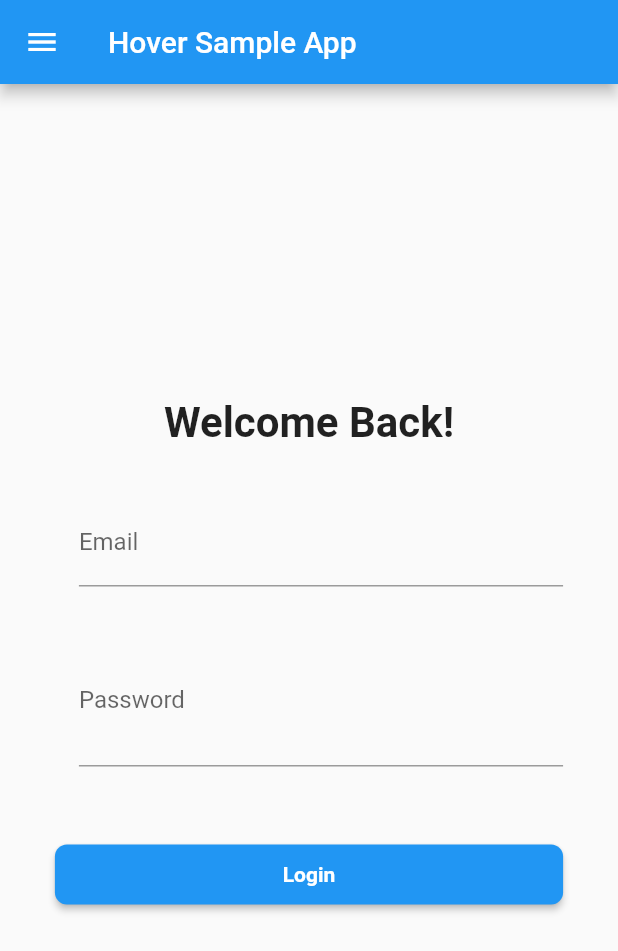
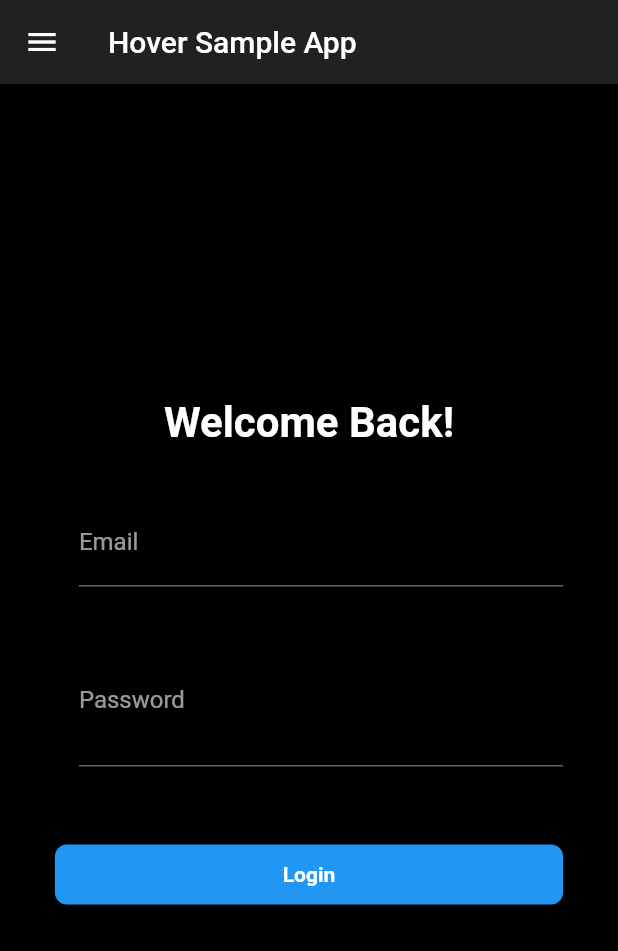
Before and after one commit to ernpao/hover, a Flutter app: the screen it shows after launch, after a tap on the "menu" icon, after a tap on "Login", on a phone screen of 412 x 824 dp. Shown: the top 951 px of the screen. Run offline on Flutter 3.47's test engine with Material 2 defaults, Android fonts, the phone set to English and light mode, and no system bars; our stand-ins replace shared_preferences; network calls fail.

Commit message:
Updated mechanism for handling themes. Added HoverPage properties for disabling global widgets per page.

```diff
--- a/example/lib/app/forms/login_form_example.dart
+++ b/example/lib/app/forms/login_form_example.dart
@@ -18,19 +18,7 @@ class LoginFormExample extends HoverPage {
                       "Sign in form submitted. Email: $email Password: $password");
                   Hover.router.navigateTo("/profile", context);
                 },
-                submitButtonColor: Colors.blue,
-                submitButtonTextColor: Colors.white,
               ),
-              // HoverSignInForm(
-              //   formName: "Sign in",
-              //   onSubmit: (email, password) {
-              //     print(
-              //         "Sign in form submitted. Email: $email Password: $password");
-              //     Hover.router.navigateTo("/profile", context);
-              //   },
-              //   submitButtonColor: Colors.blue,
-              //   submitButtonTextColor: Colors.white,
-              // ),
             ],
           ),
         ),
--- a/example/lib/app/forms/sign_up_form_example.dart
+++ b/example/lib/app/forms/sign_up_form_example.dart
@@ -21,8 +21,6 @@ class SignUpFormExample extends HoverPage {
                   Hover.showPlainSnackBar(context,
                       "Sign up form submitted. Email: $email Password: $password");
                 },
-                submitButtonColor: Colors.blue,
-                submitButtonTextColor: Colors.white,
                 requireLowercase: true,
                 requireUppercase: true,
                 requireSpecialCharacters: true,
--- a/example/lib/main.dart
+++ b/example/lib/main.dart
@@ -30,10 +30,10 @@ class HoverExample extends StatelessWidget {
         viewSplitterExample,
         profilePage,
       ],
-      themes: {
-        "light": ThemeData.light(),
-        "dark": ThemeData.dark(),
-      },
+      themes: [
+        HoverThemeData.dark,
+        HoverThemeData.light,
+      ],
       providers: [],
       appBarBuilder: _buildAppBar,
       drawerBuilder: _buildDrawer,
--- a/lib/src/framework/core/dependencies/global_widgets/hover_global_widgets.dart
+++ b/lib/src/framework/core/components/global_widgets/hover_global_widgets.dart
@@ -7,14 +7,24 @@ class HoverGlobalWidgets {
   HoverGlobalWidgets({
     this.appBarBuilder,
     this.drawerBuilder,
-    this.floatingActionButtonBuilder,
+    this.fabBuilder,
   });
+
+  /// Builder for the app bar that will be displayed
+  /// on all app pages.
   final Widget Function(BuildContext)? appBarBuilder;
+
+  /// Builder for the drawer that will be displayed
+  /// on all app pages.
   final Widget Function(BuildContext)? drawerBuilder;
-  final Widget Function(BuildContext)? floatingActionButtonBuilder;
+
+  /// Builder for the floating action button that will be displayed
+  /// on all app pages.
+  final Widget Function(BuildContext)? fabBuilder;
 }
 
+/// Provider class used by
 class HoverGlobalWidgetsProvider extends Provider<HoverGlobalWidgets> {
-  HoverGlobalWidgetsProvider(HoverGlobalWidgets? globalBuilders)
-      : super(create: (_) => globalBuilders!);
+  HoverGlobalWidgetsProvider(HoverGlobalWidgets globalBuilders)
+      : super(create: (_) => globalBuilders);
 }
--- a/lib/src/framework/core/dependencies/navigation/routing/hover_route.dart
+++ b/lib/src/framework/core/components/navigation/routing/hover_route.dart
@@ -2,5 +2,5 @@ import 'package:flutter/widgets.dart';
 
 abstract class HoverRoute extends StatelessWidget {
   String get routeName;
-  Widget regenerate(BuildContext context);
+  Widget generateRouteContent(BuildContext context);
 }
--- a/lib/src/framework/core/dependencies/navigation/routing/hover_router.dart
+++ b/lib/src/framework/core/components/navigation/routing/hover_router.dart
@@ -77,7 +77,7 @@ class HoverRouter implements HoverRoutingManager {
   Map<String, Widget Function(BuildContext)> buildRoutes() {
     final Map<String, Widget Function(BuildContext)> _routes = Map();
     for (HoverRoute page in routes) {
-      _routes[page.routeName] = (context) => page.regenerate(context);
+      _routes[page.routeName] = (context) => page.generateRouteContent(context);
     }
     return _routes;
   }
--- /dev/null
+++ b/lib/src/framework/core/components/theme/hover_theme_data.dart
@@ -0,0 +1,23 @@
+import 'package:flutter/material.dart';
+
+class HoverThemeData {
+  final String name;
+  final ThemeData data;
+
+  HoverThemeData({
+    required this.name,
+    required this.data,
+  });
+
+  static final dark = HoverThemeData(
+    name: "hover_dark",
+    data: ThemeData.dark().copyWith(
+      errorColor: Colors.orange,
+      backgroundColor: Colors.black,
+      scaffoldBackgroundColor: Colors.black,
+    ),
+  );
+
+  static final light =
+      HoverThemeData(name: "hover_light", data: ThemeData.light());
+}
--- /dev/null
+++ b/lib/src/framework/core/components/theme/hover_theme_settings.dart
@@ -0,0 +1,63 @@
+import 'package:flutter/material.dart';
+import 'package:provider/provider.dart';
+import 'package:shared_preferences/shared_preferences.dart';
+
+import 'hover_theme_data.dart';
+
+class HoverThemeSettings extends ChangeNotifier {
+  HoverThemeSettings({
+    required this.themes,
+  }) {
+    _currentTheme = initialTheme;
+  }
+
+  late final List<HoverThemeData> themes;
+  late HoverThemeData _currentTheme;
+
+  HoverThemeData get currentTheme => _currentTheme;
+  HoverThemeData get initialTheme => themes[0];
+
+  List<String> get themeNames => themes.map((t) => t.name).toList();
+
+  void setThemeByName(String themeName) async {
+    final sharedPreferences = await SharedPreferences.getInstance();
+    final theme = _getThemeByName(themeName);
+    if (theme != null) {
+      _currentTheme = theme;
+      await sharedPreferences.setString('theme', themeName);
+    } else {
+      print('Theme "$themeName" not found.');
+      print('Using theme "${initialTheme.name}" instead.');
+      _currentTheme = initialTheme;
+      await sharedPreferences.setString('theme', initialTheme.name);
+    }
+    notifyListeners();
+  }
+
+  HoverThemeData? _getThemeByName(String themeName) {
+    final filteredThemes = themes.where((t) => t.name == themeName).toList();
+    return filteredThemes.isNotEmpty ? filteredThemes.first : null;
+  }
+
+  Future<String?> getSavedThemeName() async {
+    final sharedPreferences = await SharedPreferences.getInstance();
+    return sharedPreferences.getString('theme');
+  }
+
+  /// Load the saved theme. If no saved theme is found Hover will use the first theme available and save the setting.
+  void loadSavedTheme() {
+    getSavedThemeName().then((name) {
+      if (name == null) {
+        setThemeByName(initialTheme.name);
+      } else {
+        setThemeByName(name);
+      }
+    });
+  }
+}
+
+class HoverThemeSettingsProvider
+    extends ChangeNotifierProvider<HoverThemeSettings> {
+  HoverThemeSettingsProvider(HoverThemeSettings themeSettings)
+      : super(create: (_) => themeSettings);
+}
--- a/lib/src/framework/core/dependencies/theme/hover_theme.dart
+++ /dev/null
@@ -1,47 +0,0 @@
-import 'package:flutter/material.dart';
-import 'package:provider/provider.dart';
-import 'package:shared_preferences/shared_preferences.dart';
-
-class HoverThemeData extends ChangeNotifier {
-  final Map<String, ThemeData> themes;
-  late ThemeData _currentTheme;
-  ThemeData get currentTheme => _currentTheme;
-  ThemeData get initialTheme => themes.values.elementAt(0);
-
-  HoverThemeData({
-    required this.themes,
-  }) {
-    _currentTheme = themes[themes.keys.elementAt(0)]!;
-  }
-
-  void setThemeByName(String themeName) async {
-    final sharedPreferences = await SharedPreferences.getInstance();
-    sharedPreferences.setString('theme', themeName);
-    if (themes[themeName] != null) {
-      _currentTheme = themes[themeName]!;
-      notifyListeners();
-    } else {
-      print('Theme "$themeName" not found.');
-    }
-  }
-
-  Future<String?> getCurrentThemeName() async {
-    final sharedPreferences = await SharedPreferences.getInstance();
-    return sharedPreferences.getString('theme');
-  }
-
-  /// Load the saved theme. If no saved theme is found Hover will use the first theme available and save the setting.
-  void loadSavedTheme() {
-    getCurrentThemeName().then((name) {
-      if (name == null) {
-        setThemeByName(themes.keys.elementAt(0));
-      } else {
-        setThemeByName(name);
-      }
-    });
-  }
-}
-
-class HoverThemeProvider extends ChangeNotifierProvider<HoverThemeData> {
-  HoverThemeProvider(HoverThemeData theme) : super(create: (_) => theme);
-}
--- a/lib/src/framework/core/hover_page.dart
+++ b/lib/src/framework/core/hover_page.dart
@@ -6,5 +6,14 @@ abstract class HoverPage extends HoverPageBase {
   HoverPage({
     String? title,
     Color? backgroundColor,
-  }) : super(title: title, backgroundColor: backgroundColor);
+    bool disableAppBar = false,
+    bool disableDrawer = false,
+    bool disableFAB = false,
+  }) : super(
+          title: title,
+          backgroundColor: backgroundColor,
+          disableAppBar: disableAppBar,
+          disableDrawer: disableDrawer,
+          disableFAB: disableFAB,
+        );
 }
--- a/lib/src/framework/core/hover_page_base.dart
+++ b/lib/src/framework/core/hover_page_base.dart
@@ -1,30 +1,39 @@
 import 'package:flutter/material.dart';
 import 'package:provider/provider.dart';
 
-import 'dependencies/global_widgets/hover_global_widgets.dart';
-import 'dependencies/navigation/routing/hover_route.dart';
+import 'components/global_widgets/hover_global_widgets.dart';
+import 'components/navigation/routing/hover_route.dart';
 
 abstract class HoverPageBase extends StatelessWidget implements HoverRoute {
+  HoverPageBase({
+    this.title,
+    this.backgroundColor,
+    this.disableAppBar = false,
+    this.disableDrawer = false,
+    this.disableFAB = false,
+  });
+
   /// Title of the page. Currently unused by Hover in any mechanisms.
   final String? title;
 
   /// Color to use for the background of the page.
   final Color? backgroundColor;
 
-  HoverPageBase({
-    this.title,
-    this.backgroundColor,
-  });
+  /// Determines whether the page should disable the global app bar builder.
+  final bool disableAppBar;
 
-  /// Similar to the build method for widgets, this
-  /// describes the part of the user interface represented
-  /// by this widget.
-  ///
-  /// Note that widget returned by this function will be
-  /// placed under an Expanded widget, which in turn is nested
-  /// under a Column with a crossAxisAlignment property set to
-  /// CrossAxisAlignment.stretch and mainAxisAlignment set to
-  /// MainAxisAlignment.start.
+  /// Determines whether the page should disable the global drawer builder.
+  final bool disableDrawer;
+
+  /// Determines whether the page should disable the global FAB builder.
+  final bool disableFAB;
+
+  /// Builder function for the content of the page. Additionally,
+  /// the widget created by ths function will be
+  /// placed under an [Expanded] widget, which in turn is nested
+  /// under a [Column] with a crossAxisAlignment property set to
+  /// [CrossAxisAlignment.stretch] and mainAxisAlignment set to
+  /// [MainAxisAlignment.start].
   Widget render(BuildContext context);
 
   @override
@@ -33,14 +42,14 @@ abstract class HoverPageBase extends StatelessWidget implements HoverRoute {
       child: Scaffold(
         backgroundColor: backgroundColor,
         body: Builder(
-          builder: (subcontext) {
+          builder: (context) {
             return Column(
               crossAxisAlignment: CrossAxisAlignment.stretch,
               mainAxisAlignment: MainAxisAlignment.start,
               children: <Widget>[
-                buildAppBar(subcontext),
+                buildAppBar(context),
                 Expanded(
-                  child: render(subcontext),
+                  child: render(context),
                 ),
               ],
             );
@@ -57,28 +66,26 @@ abstract class HoverPageBase extends StatelessWidget implements HoverRoute {
   }
 
   Widget buildAppBar(BuildContext context) {
-    if (_getGlobalWidgets(context).appBarBuilder != null) {
+    if (_getGlobalWidgets(context).appBarBuilder != null && !disableAppBar) {
       return _getGlobalWidgets(context).appBarBuilder!(context);
     }
     return SizedBox.shrink(); // Can't be null since it is a child of a Column
   }
 
   Widget? buildDrawer(BuildContext context) {
-    if (_getGlobalWidgets(context).drawerBuilder != null) {
+    if (_getGlobalWidgets(context).drawerBuilder != null && !disableDrawer) {
       return _getGlobalWidgets(context).drawerBuilder!(context);
     }
     return null;
   }
 
   Widget? buildFloatingActionButton(BuildContext context) {
-    if (_getGlobalWidgets(context).floatingActionButtonBuilder != null) {
-      return _getGlobalWidgets(context).floatingActionButtonBuilder!(context);
+    if (_getGlobalWidgets(context).fabBuilder != null && !disableFAB) {
+      return _getGlobalWidgets(context).fabBuilder!(context);
     }
     return null;
   }
 
   @override
-  Widget regenerate(BuildContext context) {
-    return build(context);
-  }
+  Widget generateRouteContent(BuildContext context) => build(context);
 }
--- a/lib/src/framework/framework.dart
+++ b/lib/src/framework/framework.dart
@@ -2,3 +2,4 @@ library hover_framework;
 
 export 'hover.dart';
 export 'core/hover_page.dart';
+export 'core/components/theme/hover_theme_data.dart';
--- a/lib/src/framework/hover.dart
+++ b/lib/src/framework/hover.dart
@@ -2,9 +2,10 @@ import 'package:flutter/material.dart';
 import 'package:provider/provider.dart';
 import 'package:provider/single_child_widget.dart';
 
-import 'core/dependencies/global_widgets/hover_global_widgets.dart';
-import 'core/dependencies/navigation/routing/hover_router.dart';
-import 'core/dependencies/theme/hover_theme.dart';
+import 'core/components/global_widgets/hover_global_widgets.dart';
+import 'core/components/navigation/routing/hover_router.dart';
+import 'core/components/theme/hover_theme_settings.dart';
+import 'core/components/theme/hover_theme_data.dart';
 import 'core/hover_page.dart';
 import 'helpers/hover_bottom_sheet_helper.dart';
 import 'helpers/hover_dimensions_helper.dart';
@@ -42,11 +43,21 @@ class Hover extends StatelessWidget {
       getScreenHeight(context) * scale;
 
   // Theme
-  static late HoverThemeData _themeData;
-  static Future<String?> getCurrentThemeName() =>
-      _themeData.getCurrentThemeName();
+  static late HoverThemeSettings _themeSettings;
+
+  /// Get the name of the theme saved on the device.
+  static Future<String?> getSavedThemeName() =>
+      _themeSettings.getSavedThemeName();
+
+  /// Change the current theme of the app by providing
+  /// the name of the desired theme. This also saves
+  /// the setting on the device, ensuring that it will
+  /// be loaded the next time the app is started.
   static void setThemeByName(String themeName) =>
-      _themeData.setThemeByName(themeName);
+      _themeSettings.setThemeByName(themeName);
+
+  /// Returns a list of the names of available themes.
+  static List<String> getThemeNames() => _themeSettings.themeNames;
 
   /// Save key-value pair to shared preferences.
   static Future<bool> saveSetting(String key, String value) =>
@@ -88,13 +99,22 @@ class Hover extends StatelessWidget {
   /// The current theme can be set by calling setThemeByName.
   /// The app loads the first theme in this Map on startup.
   ///
+  /// [appBarBuilder]: Builder for the app bar that will be displayed
+  /// on all app pages.
+  ///
+  /// [drawerBuilder]: Builder for the drawer that will be displayed
+  /// on all app pages.
+  ///
+  /// [fabBuilder]: Builder for the floating action button that will be displayed
+  /// on all app pages.
+  ///
   static Hover create({
     required List<HoverPage> pages,
-    required Map<String, ThemeData> themes,
+    required List<HoverThemeData> themes,
     List<SingleChildWidget> providers = const [],
     Widget Function(BuildContext)? appBarBuilder,
     Widget Function(BuildContext)? drawerBuilder,
-    Widget Function(BuildContext)? floatingActionButtonBuilder,
+    Widget Function(BuildContext)? fabBuilder,
   }) {
     return Hover._(
       pages: pages,
@@ -103,22 +123,22 @@ class Hover extends StatelessWidget {
       globalWidgets: HoverGlobalWidgets(
         appBarBuilder: appBarBuilder,
         drawerBuilder: drawerBuilder,
-        floatingActionButtonBuilder: floatingActionButtonBuilder,
+        fabBuilder: fabBuilder,
       ),
     );
   }
 
   Hover._({
     required List<HoverPage> pages,
-    required Map<String, ThemeData> themes,
+    required List<HoverThemeData> themes,
     List<SingleChildWidget> providers = const [],
     required HoverGlobalWidgets globalWidgets,
   }) {
     _router = HoverRouter(routes: pages);
     _providers.add(HoverRouterProvider(_router));
 
-    _themeData = HoverThemeData(themes: themes);
-    _providers.add(HoverThemeProvider(_themeData));
+    _themeSettings = HoverThemeSettings(themes: themes);
+    _providers.add(HoverThemeSettingsProvider(_themeSettings));
 
     _providers.add(HoverGlobalWidgetsProvider(globalWidgets));
 
@@ -130,14 +150,14 @@ class Hover extends StatelessWidget {
     return MultiProvider(
       providers: _providers,
       child: _HoverAppBody(
-        themeData: _themeData,
+        themeData: _themeSettings,
       ),
     );
   }
 }
 
 class _HoverAppBody extends StatefulWidget {
-  final HoverThemeData themeData;
+  final HoverThemeSettings themeData;
   _HoverAppBody({
     required this.themeData,
   });
@@ -156,11 +176,11 @@ class _HoverAppBodyState extends State<_HoverAppBody> {
 
   @override
   Widget build(BuildContext context) {
-    final _themeData = Provider.of<HoverThemeData>(context, listen: true);
+    final _themeData = Provider.of<HoverThemeSettings>(context, listen: true);
     final _routingManager = Provider.of<HoverRoutingManager>(context);
     return MaterialApp(
       debugShowCheckedModeBanner: false,
-      theme: _themeData.currentTheme,
+      theme: _themeData.currentTheme.data,
       routes: _routingManager.buildRoutes(),
       initialRoute: _routingManager.initialRoute.routeName,
     );
--- a/lib/src/widgets/forms/base/custom_form_field.dart
+++ b/lib/src/widgets/forms/base/custom_form_field.dart
@@ -71,6 +71,7 @@ class _CustomFormFieldState extends State<CustomFormField> {
             suffix: _buildSuffix(),
             errorStyle: TextStyle(
               height: 1.75,
+              color: Theme.of(context).errorColor,
             ),
           ),
         ),
--- a/pubspec.yaml
+++ b/pubspec.yaml
@@ -1,6 +1,6 @@
 name: hover
 description: A helper and widget library for navigation, theme switching, responsive design, and more that aims to reduce boilerplate code for Flutter app development
-version: 0.4.0
+version: 0.4.1
 homepage: https://github.com/ernpao/hover
 
 environment:
```
Also changed, not shown: example/pubspec.lock, lib/src/framework/core/components/navigation/redirection/hover_sign_up_page_redirector.dart (renamed from lib/src/framework/core/dependencies/navigation/redirection/hover_sign_up_page_redirector.dart), 1 other file.
